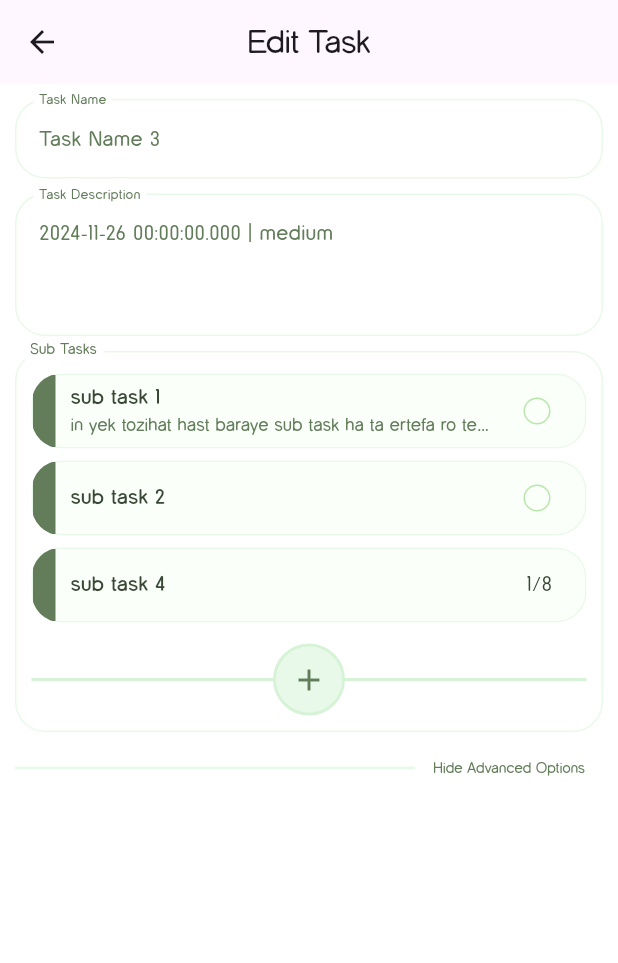
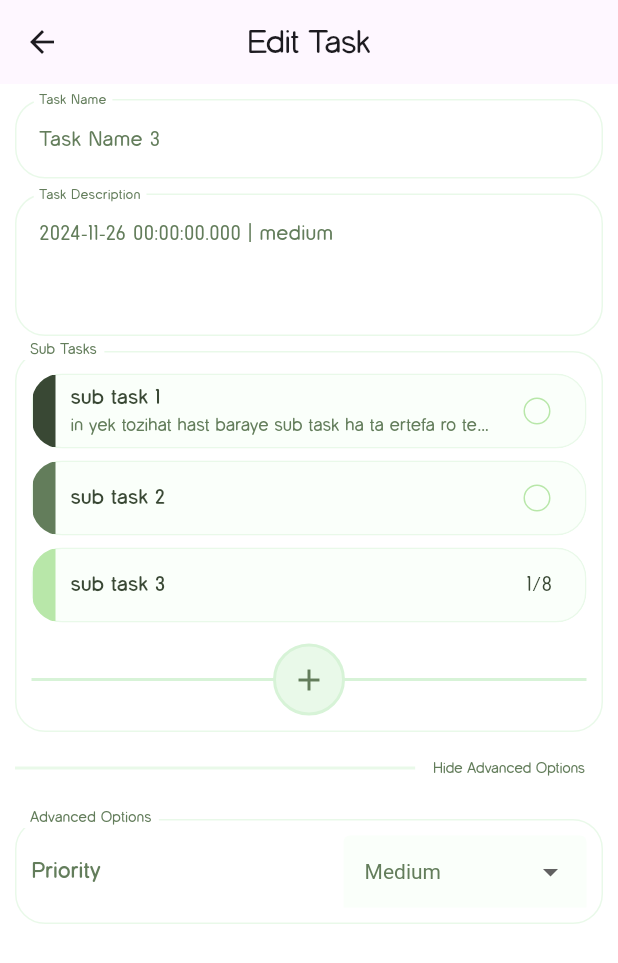
Before and after one commit to mortezanazari-hub/emendo_flutter, a Flutter app: the screen it shows after launch, on a phone screen of 412 x 824 dp. Shown: the top 963 px of the screen. Run offline on Flutter 3.47's test engine with Material 3 defaults, Android fonts, the phone set to English and light mode, and no system bars; our stand-ins replace bloc, dio, equatable, flutter_bloc, flutter_svg, get_it and 3 more.

Commit message:
add task edit and reorganize some widgets

```diff
--- a/lib/core/utils/subTaskCounter.dart
+++ b/lib/core/utils/subTaskCounter.dart
@@ -2,19 +2,19 @@ import 'package:emendo/features/tasks/data/model/task_model.dart';
 
 class Subtaskcounter {
   static int countAllSubTasks(TaskModel task) {
-    int count = task.subTasks?.length ?? 0;
-    task.subTasks?.forEach((subTask) {
+    int count = task.subTasks.length;
+    for (var subTask in task.subTasks) {
       count += countAllSubTasks(subTask);
-    });
+    }
     return count;
   }
 
   static int countCompletedSubTasks(TaskModel task) {
     int count = 0;
-    task.subTasks?.forEach((subTask) {
+    for (var subTask in task.subTasks) {
       if (subTask.isCompleted == true) count++;
       count += countCompletedSubTasks(subTask);
-    });
+    }
     return count;
   }
 }
--- a/lib/features/tasks/data/local/test_db_tasks.dart
+++ b/lib/features/tasks/data/local/test_db_tasks.dart
@@ -40,13 +40,16 @@ class TestDbTasks {
         repeatedTaskPeriod: RepeatedTaskPeriod.daily,
         subTasks: {
           TaskModel("sub task 1",
+              taskPriority: TaskPriority.high,
               taskDescription:
                   "in yek tozihat hast baraye sub task ha ta ertefa ro test konim"),
-          TaskModel("sub task 2"),
-          TaskModel("sub task 4", subTasks: {
+          TaskModel("sub task 2", taskPriority: TaskPriority.medium),
+          TaskModel("sub task 3", taskPriority: TaskPriority.low, subTasks: {
             TaskModel("sub sub task 1"),
             TaskModel("sub sub task 2"),
-            TaskModel("sub sub task 3"),
+            TaskModel(
+              "sub sub task 3",
+            ),
             TaskModel("sub sub task 4", subTasks: {
               TaskModel("sub sub sub task 1"),
               TaskModel("sub sub sub task 2"),
--- a/lib/features/tasks/data/model/task_model.dart
+++ b/lib/features/tasks/data/model/task_model.dart
@@ -57,11 +57,25 @@ class TaskModel {
       }
     }
 
-    return this.taskPriority.index.compareTo(other.taskPriority.index);
+    return this.taskPriority.value.compareTo(other.taskPriority.value);
   }
 }
 
-enum TaskPriority { high, medium, low }
+class TaskPriority {
+  final String name;
+  final int value;
+
+  const TaskPriority._(this.name, this.value);
+
+  static const low = TaskPriority._('Low', 1);
+  static const medium = TaskPriority._('Medium', 2);
+  static const high = TaskPriority._('High', 3);
+
+  static List<TaskPriority> get values => [low, medium, high];
+
+  @override
+  String toString() => name;
+}
 
 enum TaskType { onDay, onHour, event }
 
--- a/lib/features/tasks/presentation/screen/task_edit_screen.dart
+++ b/lib/features/tasks/presentation/screen/task_edit_screen.dart
@@ -23,11 +23,25 @@ class TaskEditScreen extends StatefulWidget {
 
 class _TaskEditScreenState extends State<TaskEditScreen> {
   late bool _showAdvancedOptions;
+  late TaskPriority _selectedPriority;
+
+  @override
+  void initState() {
+    _showAdvancedOptions = true;
+    _selectedPriority = TaskPriority.medium;
+    super.initState();
+  }
 
   @override
   Widget build(BuildContext context) {
-    _showAdvancedOptions = false;
     final task = widget.task;
+    final TextStyle advancedOptionsTitle = TextStyle(
+        color: AppConst.color6, fontWeight: FontWeight.bold, fontSize: 15);
+    final underLineInputBorder = UnderlineInputBorder(
+        borderSide: BorderSide(
+      color: AppConst.color5,
+      width: 2,
+    ));
     return Scaffold(
       backgroundColor: AppConst.color0,
       appBar: AppBar(
@@ -77,8 +91,8 @@ class _TaskEditScreenState extends State<TaskEditScreen> {
                     },
                     child: Text(
                       _showAdvancedOptions
-                          ? "Show Advanced Options"
-                          : "Hide Advanced Options",
+                          ? "Hide Advanced Options"
+                          : "Show Advanced Options",
                       style: TextStyle(
                         color: AppConst.color5,
                         fontSize: 10,
@@ -93,11 +107,55 @@ class _TaskEditScreenState extends State<TaskEditScreen> {
                   label: "Advanced Options",
                   child: Column(
                     children: [
-                      Container(
-                        height: 200,
-                        width: 200,
-                        color: Colors.blue,
-                      )
+                      Row(
+                        children: [
+                          Text(
+                            "Priority",
+                            style: advancedOptionsTitle,
+                          ),
+                          Spacer(),
+                          Expanded(
+                            child: DropdownButtonFormField<TaskPriority>(
+                              value: _selectedPriority,
+                              focusColor: AppConst.color2,
+                              dropdownColor: AppConst.color2,
+                              alignment: Alignment.center,
+                              decoration: InputDecoration(
+                                  border: OutlineInputBorder(
+                                      borderSide: BorderSide(
+                                        color: AppConst.color7,
+                                        width: 4,
+                                      ),
+                                      borderRadius: BorderRadius.circular(20)),
+                                  contentPadding: EdgeInsets.only(left: 10),
+                                  focusColor: AppConst.color7,
+                                  hoverColor: AppConst.color2,
+                                  fillColor: AppConst.color1,
+                                  filled: true,
+                                  focusedBorder: UnderlineInputBorder(
+                                      borderSide: BorderSide.none),
+                                  enabledBorder: UnderlineInputBorder(
+                                      borderSide: BorderSide.none)),
+                              style: TextStyle(
+                                color: AppConst.color6,
+                              ),
+                              borderRadius: BorderRadius.circular(20),
+                              onChanged: (TaskPriority? newValue) {
+                                setState(() {
+                                  _selectedPriority = newValue!;
+                                });
+                              },
+                              items:
+                                  TaskPriority.values.map((TaskPriority value) {
+                                return DropdownMenuItem<TaskPriority>(
+                                  value: value,
+                                  child: Text(value.toString()),
+                                );
+                              }).toList(),
+                            ),
+                          ),
+                        ],
+                      ),
                     ],
                   ),
                 )
```
